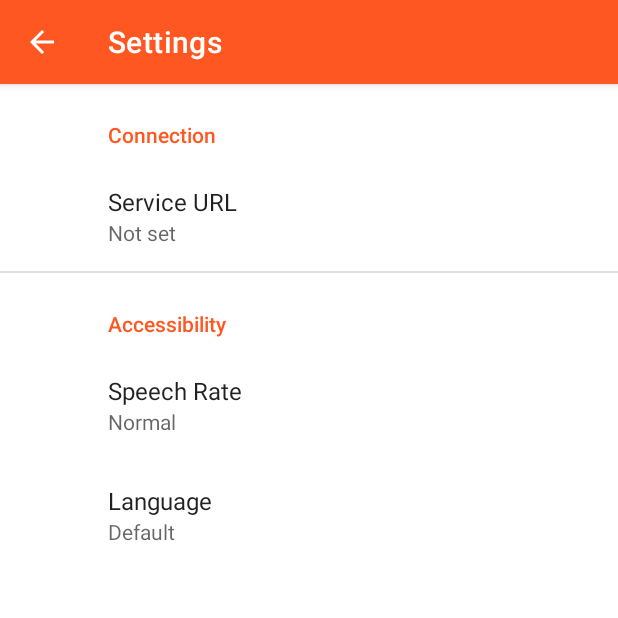
After one commit to SilentByte/eye5g, an Android app: the SettingsActivity screen opened directly, with no data from a screen before it, on a phone screen of 412 x 824 dp, the top half of it. The commit adds this screen. Run offline under Robolectric (Android 15) with nearby library versions, the phone set to English and light mode, and no system bars; our stand-ins replace androidx.preference.

Commit message:
Implement app settings

```diff
--- a/app/app/build.gradle
+++ b/app/app/build.gradle
@@ -44,6 +44,7 @@ dependencies {
     implementation 'androidx.navigation:navigation-ui-ktx:2.3.5'
     implementation 'com.vmadalin:easypermissions-ktx:1.0.0'
     implementation 'com.koushikdutta.async:androidasync:2.2.1'
+    implementation 'androidx.preference:preference:1.1.1'
 
     testImplementation 'junit:junit:4.13.2'
     androidTestImplementation 'androidx.test.ext:junit:1.1.2'
--- a/app/app/src/main/AndroidManifest.xml
+++ b/app/app/src/main/AndroidManifest.xml
@@ -23,6 +23,7 @@
         android:roundIcon="@mipmap/ic_launcher_round"
         android:supportsRtl="true"
         android:theme="@style/Theme.Eye5G">
+
         <activity
             android:name=".MainActivity"
             android:label="@string/app_name"
@@ -32,5 +33,9 @@
                 <category android:name="android.intent.category.LAUNCHER" />
             </intent-filter>
         </activity>
+
+        <activity
+            android:name=".SettingsActivity"
+            android:label="@string/settings_title" />
     </application>
 </manifest>
--- a/app/app/src/main/java/com/silentbyte/eye5g/DetectionWebSocket.kt
+++ b/app/app/src/main/java/com/silentbyte/eye5g/DetectionWebSocket.kt
@@ -17,7 +17,7 @@ private const val TAG = "DetectionWebSocket"
 
 typealias DetectionCallback = (objects: MutableList<Eye5GObject>) -> Unit
 
-class DetectionWebSocket(private val url: String) {
+class DetectionWebSocket {
     private var ws: WebSocket? = null
     private var detectionCallback: DetectionCallback? = null
 
@@ -55,7 +55,7 @@ class DetectionWebSocket(private val url: String) {
         }
     }
 
-    fun open() {
+    fun open(url: String) {
         if(ws != null) {
             throw IllegalStateException("WebSocket connection has already been opened")
         }
--- /dev/null
+++ b/app/app/src/main/java/com/silentbyte/eye5g/SettingsActivity.kt
@@ -0,0 +1,61 @@
+/*
+ * EYE5G SYSTEM
+ * Copyright (c) 2021 SilentByte <https://silentbyte.com/>
+ */
+
+package com.silentbyte.eye5g
+
+import android.content.SharedPreferences
+import android.os.Bundle
+import android.text.InputType
+import android.view.MenuItem
+import androidx.appcompat.app.AppCompatActivity
+import androidx.preference.EditTextPreference
+import androidx.preference.PreferenceFragmentCompat
+import androidx.preference.PreferenceManager
+
+class SettingsActivity : AppActivity(), SharedPreferences.OnSharedPreferenceChangeListener {
+    override fun onCreate(savedInstanceState: Bundle?) {
+        super.onCreate(savedInstanceState)
+
+        setContentView(R.layout.settings_activity)
+        if(savedInstanceState == null) {
+            supportFragmentManager
+                .beginTransaction()
+                .replace(R.id.settings, SettingsFragment())
+                .commit()
+        }
+        supportActionBar?.setDisplayHomeAsUpEnabled(true)
+
+        PreferenceManager.getDefaultSharedPreferences(this)
+            .registerOnSharedPreferenceChangeListener(this)
+    }
+
+    override fun onOptionsItemSelected(item: MenuItem): Boolean {
+        if(item.itemId == android.R.id.home) {
+            super.onBackPressed()
+            return true
+        }
+
+        return super.onOptionsItemSelected(item)
+    }
+
+    override fun onSharedPreferenceChanged(preferences: SharedPreferences?, key: String?) {
+        if(key == "locale") {
+            recreate()
+        }
+    }
+
+    class SettingsFragment : PreferenceFragmentCompat() {
+        override fun onCreatePreferences(savedInstanceState: Bundle?, rootKey: String?) {
+            setPreferencesFromResource(R.xml.root_preferences, rootKey)
+
+            findPreference<EditTextPreference>("service_url").let { p ->
+                p!!.setOnBindEditTextListener {
+                    it.inputType = InputType.TYPE_CLASS_TEXT or InputType.TYPE_TEXT_VARIATION_URI
+                    it.isSingleLine = true
+                }
+            }
+        }
+    }
+}
--- /dev/null
+++ b/app/app/src/main/res/layout/settings_activity.xml
@@ -0,0 +1,9 @@
+<LinearLayout xmlns:android="http://schemas.android.com/apk/res/android"
+    android:layout_width="match_parent"
+    android:layout_height="match_parent">
+
+    <FrameLayout
+        android:id="@+id/settings"
+        android:layout_width="match_parent"
+        android:layout_height="match_parent" />
+</LinearLayout>
--- /dev/null
+++ b/app/app/src/main/res/values/arrays.xml
@@ -0,0 +1,27 @@
+<resources>
+    <string-array name="settings_accessibility_locale_entries">
+        <item>Default</item>
+        <item>English</item>
+        <item>中文（中国）</item>
+    </string-array>
+    <string-array name="settings_accessibility_locale_values">
+        <item>default</item>
+        <item>en</item>
+        <item>zh</item>
+    </string-array>
+
+    <string-array name="settings_accessibility_speech_rate_entries">
+        <item>Very Fast</item>
+        <item>Fast</item>
+        <item>Normal</item>
+        <item>Slow</item>
+        <item>Very Slow</item>
+    </string-array>
+    <string-array name="settings_accessibility_speech_rate_values">
+        <item>very_fast</item>
+        <item>fast</item>
+        <item>normal</item>
+        <item>slow</item>
+        <item>very_slow</item>
+    </string-array>
+</resources>
--- a/app/app/src/main/res/values/colors.xml
+++ b/app/app/src/main/res/values/colors.xml
@@ -4,8 +4,8 @@
     <color name="primary">#FFFF5722</color>
     <color name="primary_dark">#FFD84315</color>
 
-    <color name="secondary">#FF21FFC4</color>
-    <color name="secondary_dark">#FF00B383</color>
+    <color name="secondary">#FFFF5722</color>
+    <color name="secondary_dark">#FFFF5722</color>
 
     <color name="black">#FF000000</color>
     <color name="white">#FFFFFFFF</color>
--- a/app/app/src/main/res/values/strings.xml
+++ b/app/app/src/main/res/values/strings.xml
@@ -2,6 +2,15 @@
     <string name="app_name">Eye5G</string>
     <string name="action_settings">Settings</string>
     <string name="action_start">Start Eye5G</string>
+
+    <string name="settings_title">Settings</string>
+
+    <string name="settings_connection_header">Connection</string>
+    <string name="settings_connection_service_url">Service URL</string>
+
+    <string name="settings_accessibility_header">Accessibility</string>
+    <string name="settings_accessibility_locale">Language</string>
+    <string name="settings_accessibility_speech_rate">Speech Rate</string>
 
     <string name="camera_fragment_label">Eye5G</string>
     <string name="permission_rationale">This app requires permission to access the camera and establish a connection to the Internet in order to function properly.</string>
--- /dev/null
+++ b/app/app/src/main/res/xml/root_preferences.xml
@@ -0,0 +1,28 @@
+<PreferenceScreen xmlns:app="http://schemas.android.com/apk/res-auto">
+    <PreferenceCategory app:title="@string/settings_connection_header">
+
+        <EditTextPreference
+            app:key="service_url"
+            app:title="@string/settings_connection_service_url"
+            app:useSimpleSummaryProvider="true" />
+
+    </PreferenceCategory>
+
+    <PreferenceCategory app:title="@string/settings_accessibility_header">
+        <ListPreference
+            app:defaultValue="normal"
+            app:entries="@array/settings_accessibility_speech_rate_entries"
+            app:entryValues="@array/settings_accessibility_speech_rate_values"
+            app:key="speech_rate"
+            app:title="@string/settings_accessibility_speech_rate"
+            app:useSimpleSummaryProvider="true" />
+
+        <ListPreference
+            app:defaultValue="default"
+            app:entries="@array/settings_accessibility_locale_entries"
+            app:entryValues="@array/settings_accessibility_locale_values"
+            app:key="locale"
+            app:title="@string/settings_accessibility_locale"
+            app:useSimpleSummaryProvider="true" />
+    </PreferenceCategory>
+</PreferenceScreen>
```
Also changed, not shown: app/app/src/main/java/com/silentbyte/eye5g/App.kt (+3 -7 lines), app/app/src/main/java/com/silentbyte/eye5g/AppActivity.kt (+10 -4 lines), app/app/src/main/java/com/silentbyte/eye5g/AppPreferences.kt (added, +36 -0 lines), app/app/src/main/java/com/silentbyte/eye5g/MainActivity.kt (+48 -12 lines), 2 other files.
